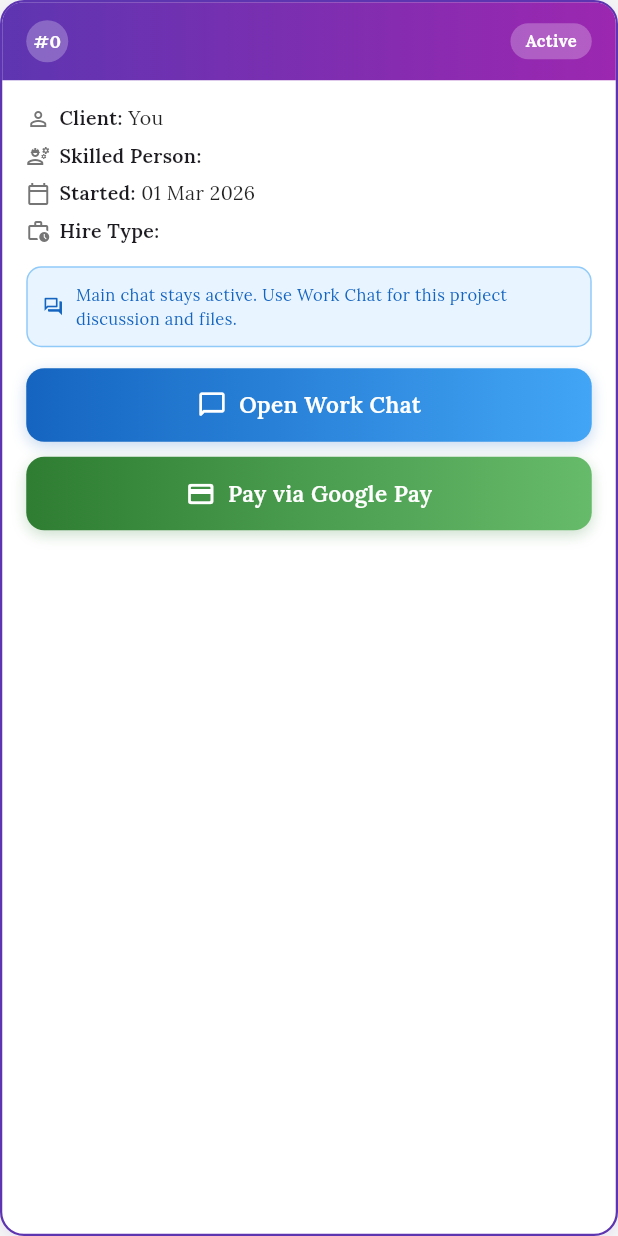
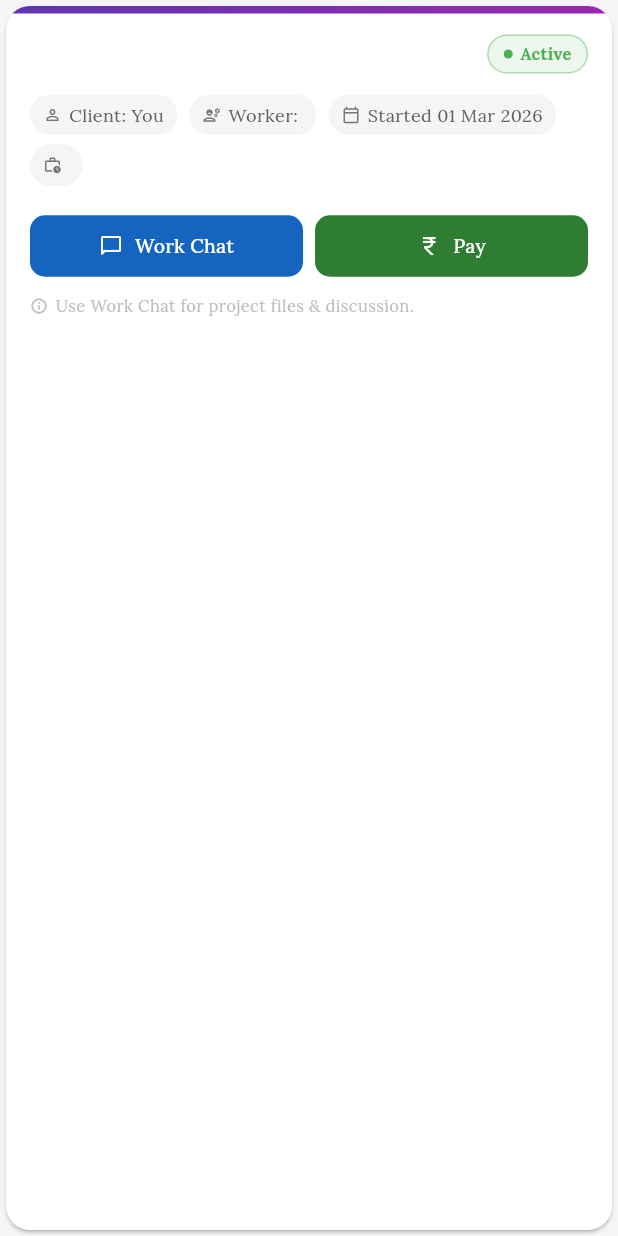
Before and after one commit to Krish-CS/SKILLSHARE, a Flutter app: the _WorkProjectCard widget shown alone on an empty page, opened directly with empty values, on a phone screen of 412 x 824 dp. Run offline on Flutter 3.47's test engine with Material 3 defaults, Android fonts, the light colour scheme and no system bars; our stand-ins replace cached_network_image, cloud_firestore, firebase_auth, firebase_core, flutter_rating_bar, flutter_svg and 6 more; missing offline and left inert: cloudinary_public; accounts and stored records are empty; generated files the repository leaves out were written again; project files that could hold a hidden picture were left out.

Commit message:
ui: cleaner Work Project card in chat  slim header band, chip metadata, side-by-side buttons

```diff
--- a/lib/screens/chat/chat_detail_screen.dart
+++ b/lib/screens/chat/chat_detail_screen.dart
@@ -2955,313 +2955,206 @@ class _WorkProjectCardState extends State<_WorkProjectCard> {
   Widget build(BuildContext context) {
     final req = widget.request;
     final isCustomer = req.customerId == widget.currentUserId;
-
-    return Container(
-      decoration: BoxDecoration(
-        color: Colors.white,
-        borderRadius: BorderRadius.circular(16),
-        border: Border.all(color: const Color(0xFF5E35B1), width: 1.5),
-        boxShadow: [
-          BoxShadow(
-              color: const Color(0xFF5E35B1).withValues(alpha: 0.1),
-              blurRadius: 8,
-              offset: const Offset(0, 2)),
-        ],
-      ),
+    final startDate = req.respondedAt != null
+        ? AppHelpers.formatDate(req.respondedAt!)
+        : AppHelpers.formatDate(req.createdAt);
+
+    return Card(
+      elevation: 1,
+      shape: RoundedRectangleBorder(borderRadius: BorderRadius.circular(16)),
+      clipBehavior: Clip.antiAlias,
       child: Column(
         crossAxisAlignment: CrossAxisAlignment.start,
         children: [
-          // ── Header ──
+          // ── Slim colour-band header ──────────────────────────────────────
           Container(
-            padding: const EdgeInsets.symmetric(horizontal: 16, vertical: 12),
+            height: 5,
             decoration: const BoxDecoration(
               gradient: LinearGradient(
                 colors: [Color(0xFF5E35B1), Color(0xFF9C27B0)],
               ),
-              borderRadius: BorderRadius.only(
-                topLeft: Radius.circular(14),
-                topRight: Radius.circular(14),
-              ),
-            ),
-            child: Row(
-              children: [
-                // Project number circle
-                Container(
-                  width: 28,
-                  height: 28,
-                  decoration: BoxDecoration(
-                    color: Colors.white.withValues(alpha: 0.25),
-                    shape: BoxShape.circle,
-                  ),
-                  child: Center(
-                    child: Text(
-                      '#${widget.projectIndex}',
-                      style: const TextStyle(
-                          color: Colors.white,
-                          fontSize: 12,
-                          fontWeight: FontWeight.bold),
-                    ),
-                  ),
-                ),
-                const SizedBox(width: 10),
-                Expanded(
-                  child: Text(
-                    req.title,
-                    style: const TextStyle(
-                        color: Colors.white,
-                        fontWeight: FontWeight.bold,
-                        fontSize: 15),
-                    maxLines: 2,
-                  ),
-                ),
-                Container(
-                  padding:
-                      const EdgeInsets.symmetric(horizontal: 10, vertical: 4),
-                  decoration: BoxDecoration(
-                    color: Colors.white.withValues(alpha: 0.25),
-                    borderRadius: BorderRadius.circular(20),
-                  ),
-                  child: const Text(
-                    'Active',
-                    style: TextStyle(
-                        color: Colors.white,
-                        fontSize: 11,
-                        fontWeight: FontWeight.bold),
-                  ),
-                ),
-              ],
             ),
           ),
 
           Padding(
-            padding: const EdgeInsets.all(16),
+            padding: const EdgeInsets.fromLTRB(16, 14, 16, 16),
             child: Column(
               crossAxisAlignment: CrossAxisAlignment.start,
               children: [
-                // Description
+                // Title row
+                Row(
+                  crossAxisAlignment: CrossAxisAlignment.start,
+                  children: [
+                    Expanded(
+                      child: Text(
+                        req.title,
+                        style: const TextStyle(
+                          fontWeight: FontWeight.bold,
+                          fontSize: 16,
+                          color: Colors.black87,
+                        ),
+                        maxLines: 2,
+                        overflow: TextOverflow.ellipsis,
+                      ),
+                    ),
+                    const SizedBox(width: 10),
+                    Container(
+                      padding: const EdgeInsets.symmetric(
+                          horizontal: 10, vertical: 4),
+                      decoration: BoxDecoration(
+                        color: Colors.green.withValues(alpha: 0.1),
+                        borderRadius: BorderRadius.circular(20),
+                        border: Border.all(
+                            color: Colors.green.withValues(alpha: 0.4)),
+                      ),
+                      child: Row(
+                        mainAxisSize: MainAxisSize.min,
+                        children: [
+                          Container(
+                            width: 6,
+                            height: 6,
+                            decoration: const BoxDecoration(
+                              color: Colors.green,
+                              shape: BoxShape.circle,
+                            ),
+                          ),
+                          const SizedBox(width: 5),
+                          const Text(
+                            'Active',
+                            style: TextStyle(
+                              fontSize: 11,
+                              fontWeight: FontWeight.w700,
+                              color: Colors.green,
+                            ),
+                          ),
+                        ],
+                      ),
+                    ),
+                  ],
+                ),
+
                 if (req.description.isNotEmpty) ...[
-                  const Text('Description',
-                      style: TextStyle(
-                          fontSize: 12,
-                          fontWeight: FontWeight.w600,
-                          color: Colors.grey)),
-                  const SizedBox(height: 4),
-                  Text(req.description,
-                      style:
-                          const TextStyle(fontSize: 14, color: Colors.black87)),
-                  const SizedBox(height: 12),
+                  const SizedBox(height: 6),
+                  Text(
+                    req.description,
+                    style: TextStyle(fontSize: 13, color: Colors.grey[600]),
+                    maxLines: 2,
+                    overflow: TextOverflow.ellipsis,
+                  ),
                 ],
 
-                // Parties
-                _infoRow(Icons.person_outline, 'Client',
-                    isCustomer ? 'You' : widget.otherUserName),
-                const SizedBox(height: 6),
-                _infoRow(Icons.engineering_outlined, 'Skilled Person',
-                    isCustomer ? widget.otherUserName : 'You'),
-                const SizedBox(height: 6),
-                _infoRow(
-                  Icons.calendar_today_outlined,
-                  'Started',
-                  req.respondedAt != null
-                      ? AppHelpers.formatDate(req.respondedAt!)
-                      : AppHelpers.formatDate(req.createdAt),
-                ),
-
-                if (req.hireType != null) ...[
-                  const SizedBox(height: 6),
-                  _infoRow(Icons.work_history_outlined, 'Hire Type',
-                      req.hireType!.replaceAll('_', ' ').toUpperCase()),
-                ],
-
-                // Work chat notice
                 const SizedBox(height: 14),
-                Container(
-                  width: double.infinity,
-                  padding: const EdgeInsets.all(10),
-                  decoration: BoxDecoration(
-                    color: const Color(0xFFE8F4FF),
-                    borderRadius: BorderRadius.circular(10),
-                    border:
-                        Border.all(color: const Color(0xFF90CAF9), width: 1),
-                  ),
-                  child: const Row(
-                    children: [
-                      Icon(Icons.forum_outlined,
-                          size: 14, color: Color(0xFF1565C0)),
-                      SizedBox(width: 8),
-                      Expanded(
-                        child: Text(
-                          'Main chat stays active. Use Work Chat for this project discussion and files.',
-                          style:
-                              TextStyle(fontSize: 11, color: Color(0xFF1565C0)),
-                        ),
-                      ),
-                    ],
-                  ),
-                ),
-
-                const SizedBox(height: 14),
-                Container(
-                  width: double.infinity,
-                  decoration: BoxDecoration(
-                    gradient: const LinearGradient(
-                      colors: [Color(0xFF1565C0), Color(0xFF42A5F5)],
-                    ),
-                    borderRadius: BorderRadius.circular(12),
-                    boxShadow: [
-                      BoxShadow(
-                          color:
-                              const Color(0xFF1565C0).withValues(alpha: 0.25),
-                          blurRadius: 8,
-                          offset: const Offset(0, 3)),
-                    ],
-                  ),
-                  child: Material(
-                    color: Colors.transparent,
-                    borderRadius: BorderRadius.circular(12),
-                    child: InkWell(
-                      borderRadius: BorderRadius.circular(12),
-                      onTap: _openingWorkChat ? null : _openWorkChat,
-                      child: Container(
-                        padding: const EdgeInsets.symmetric(vertical: 14),
-                        child: Row(
-                          mainAxisAlignment: MainAxisAlignment.center,
-                          children: [
-                            _openingWorkChat
-                                ? const SizedBox(
-                                    width: 18,
-                                    height: 18,
-                                    child: CircularProgressIndicator(
-                                        strokeWidth: 2, color: Colors.white))
-                                : const Icon(Icons.chat_bubble_outline_rounded,
-                                    color: Colors.white, size: 20),
-                            const SizedBox(width: 8),
-                            Text(
-                              _openingWorkChat
-                                  ? 'Opening...'
-                                  : 'Open Work Chat',
-                              style: const TextStyle(
-                                color: Colors.white,
-                                fontSize: 15,
-                                fontWeight: FontWeight.w600,
-                              ),
-                            ),
-                          ],
+                // ── Metadata chips row ───────────────────────────────────
+                Wrap(
+                  spacing: 8,
+                  runSpacing: 6,
+                  children: [
+                    _chip(Icons.person_outline,
+                        'Client: ${isCustomer ? 'You' : widget.otherUserName}'),
+                    _chip(Icons.engineering_outlined,
+                        'Worker: ${isCustomer ? widget.otherUserName : 'You'}'),
+                    _chip(Icons.calendar_today_outlined,
+                        'Started $startDate'),
+                    if (req.hireType != null)
+                      _chip(Icons.work_history_outlined,
+                          req.hireType!.replaceAll('_', ' ')),
+                  ],
+                ),
+
+                const SizedBox(height: 16),
+
+                // ── Action buttons ───────────────────────────────────────
+                Row(
+                  children: [
+                    // Open Work Chat — always shown, takes more space
+                    Expanded(
+                      flex: 3,
+                      child: FilledButton.icon(
+                        onPressed: _openingWorkChat ? null : _openWorkChat,
+                        icon: _openingWorkChat
+                            ? const SizedBox(
+                                width: 14,
+                                height: 14,
+                                child: CircularProgressIndicator(
+                                    strokeWidth: 2, color: Colors.white))
+                            : const Icon(Icons.chat_bubble_outline_rounded,
+                                size: 16),
+                        label: Text(
+                            _openingWorkChat ? 'Opening…' : 'Work Chat',
+                            style: const TextStyle(fontSize: 13)),
+                        style: FilledButton.styleFrom(
+                          backgroundColor: const Color(0xFF1565C0),
+                          padding: const EdgeInsets.symmetric(vertical: 11),
+                          shape: RoundedRectangleBorder(
+                              borderRadius: BorderRadius.circular(10)),
                         ),
                       ),
                     ),
-                  ),
-                ),
-
-                if (isCustomer) ...[
-                  const SizedBox(height: 10),
-                  Container(
-                    width: double.infinity,
-                    decoration: BoxDecoration(
-                      gradient: const LinearGradient(
-                        colors: [Color(0xFF2E7D32), Color(0xFF66BB6A)],
-                      ),
-                      borderRadius: BorderRadius.circular(12),
-                      boxShadow: [
-                        BoxShadow(
-                            color:
-                                const Color(0xFF2E7D32).withValues(alpha: 0.25),
-                            blurRadius: 8,
-                            offset: const Offset(0, 3)),
-                      ],
-                    ),
-                    child: Material(
-                      color: Colors.transparent,
-                      borderRadius: BorderRadius.circular(12),
-                      child: InkWell(
-                        borderRadius: BorderRadius.circular(12),
-                        onTap: _paying ? null : _triggerPayment,
-                        child: Container(
-                          padding: const EdgeInsets.symmetric(vertical: 14),
-                          child: Row(
-                            mainAxisAlignment: MainAxisAlignment.center,
-                            children: [
-                              _paying
-                                  ? const SizedBox(
-                                      width: 18,
-                                      height: 18,
-                                      child: CircularProgressIndicator(
-                                          strokeWidth: 2, color: Colors.white))
-                                  : const Icon(Icons.payment_rounded,
-                                      color: Colors.white, size: 20),
-                              const SizedBox(width: 8),
-                              Text(
-                                _paying
-                                    ? 'Processing...'
-                                    : 'Pay via Google Pay',
-                                style: const TextStyle(
-                                  color: Colors.white,
-                                  fontSize: 15,
-                                  fontWeight: FontWeight.w600,
-                                ),
-                              ),
-                            ],
+                    const SizedBox(width: 8),
+                    // Second action varies by role
+                    if (isCustomer)
+                      Expanded(
+                        flex: 3,
+                        child: FilledButton.icon(
+                          onPressed: _paying ? null : _triggerPayment,
+                          icon: _paying
+                              ? const SizedBox(
+                                  width: 14,
+                                  height: 14,
+                                  child: CircularProgressIndicator(
+                                      strokeWidth: 2, color: Colors.white))
+                              : const Icon(Icons.currency_rupee, size: 16),
+                          label: Text(
+                              _paying ? 'Processing…' : 'Pay',
+                              style: const TextStyle(fontSize: 13)),
+                          style: FilledButton.styleFrom(
+                            backgroundColor: const Color(0xFF2E7D32),
+                            padding: const EdgeInsets.symmetric(vertical: 11),
+                            shape: RoundedRectangleBorder(
+                                borderRadius: BorderRadius.circular(10)),
+                          ),
+                        ),
+                      )
+                    else
+                      Expanded(
+                        flex: 3,
+                        child: FilledButton.icon(
+                          onPressed: _completing ? null : _markCompleted,
+                          icon: _completing
+                              ? const SizedBox(
+                                  width: 14,
+                                  height: 14,
+                                  child: CircularProgressIndicator(
+                                      strokeWidth: 2, color: Colors.white))
+                              : const Icon(Icons.check_circle_outline,
+                                  size: 16),
+                          label: Text(
+                              _completing ? 'Saving…' : 'Complete',
+                              style: const TextStyle(fontSize: 13)),
+                          style: FilledButton.styleFrom(
+                            backgroundColor: const Color(0xFF5E35B1),
+                            padding: const EdgeInsets.symmetric(vertical: 11),
+                            shape: RoundedRectangleBorder(
+                                borderRadius: BorderRadius.circular(10)),
                           ),
                         ),
                       ),
+                  ],
+                ),
+
+                // Subtle hint
+                const SizedBox(height: 8),
+                Row(
+                  children: [
+                    Icon(Icons.info_outline,
+                        size: 12, color: Colors.grey[400]),
+                    const SizedBox(width: 5),
+                    Text(
+                      'Use Work Chat for project files & discussion.',
+                      style: TextStyle(fontSize: 11, color: Colors.grey[400]),
                     ),
-                  ),
-                ],
-
-                // Mark Complete (skilled person only)
-                if (!isCustomer) ...[
-                  const SizedBox(height: 10),
-                  Container(
-                    width: double.infinity,
-                    decoration: BoxDecoration(
-                      gradient: const LinearGradient(
-                        colors: [Color(0xFF5E35B1), Color(0xFF9C27B0)],
-                      ),
-                      borderRadius: BorderRadius.circular(12),
-                      boxShadow: [
-                        BoxShadow(
-                            color:
-                                const Color(0xFF5E35B1).withValues(alpha: 0.3),
-                            blurRadius: 8,
-                            offset: const Offset(0, 3)),
-                      ],
-                    ),
-                    child: Material(
-                      color: Colors.transparent,
-                      borderRadius: BorderRadius.circular(12),
-                      child: InkWell(
-                        borderRadius: BorderRadius.circular(12),
-                        onTap: _completing ? null : _markCompleted,
-                        child: Container(
-                          padding: const EdgeInsets.symmetric(vertical: 14),
-                          child: Row(
-                            mainAxisAlignment: MainAxisAlignment.center,
-                            children: [
-                              _completing
-                                  ? const SizedBox(
-                                      width: 18,
-                                      height: 18,
-                                      child: CircularProgressIndicator(
-                                          strokeWidth: 2, color: Colors.white))
-                                  : const Icon(Icons.check_circle_outline,
-                                      color: Colors.white, size: 20),
-                              const SizedBox(width: 8),
-                              Text(
-                                _completing
-                                    ? 'Completing...'
-                                    : 'Mark as Completed',
-                                style: const TextStyle(
-                                    color: Colors.white,
-                                    fontSize: 15,
-                                    fontWeight: FontWeight.w600),
-                              ),
-                            ],
-                          ),
-                        ),
-                      ),
-                    ),
-                  ),
-                ],
+                  ],
+                ),
               ],
             ),
           ),
@@ -3270,19 +3163,22 @@ class _WorkProjectCardState extends State<_WorkProjectCard> {
     );
   }
 
-  Widget _infoRow(IconData icon, String label, String value) => Row(
-        children: [
-          Icon(icon, size: 16, color: Colors.grey[600]),
-          const SizedBox(width: 6),
-          Text('$label: ',
-              style:
-                  const TextStyle(fontSize: 13, fontWeight: FontWeight.w600)),
-          Expanded(
-            child: Text(value,
-                style: const TextStyle(fontSize: 13, color: Colors.black87),
-                overflow: TextOverflow.ellipsis),
-          ),
-        ],
+  Widget _chip(IconData icon, String label) => Container(
+        padding:
+            const EdgeInsets.symmetric(horizontal: 9, vertical: 5),
+        decoration: BoxDecoration(
+          color: Colors.grey[100],
+          borderRadius: BorderRadius.circular(20),
+        ),
+        child: Row(
+          mainAxisSize: MainAxisSize.min,
+          children: [
+            Icon(icon, size: 12, color: Colors.grey[600]),
+            const SizedBox(width: 5),
+            Text(label,
+                style: TextStyle(fontSize: 12, color: Colors.grey[700])),
+          ],
+        ),
       );
 }
 
```
